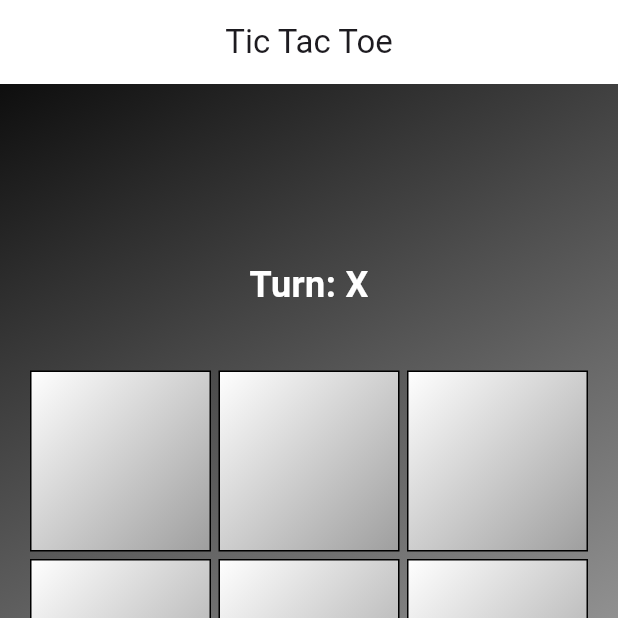
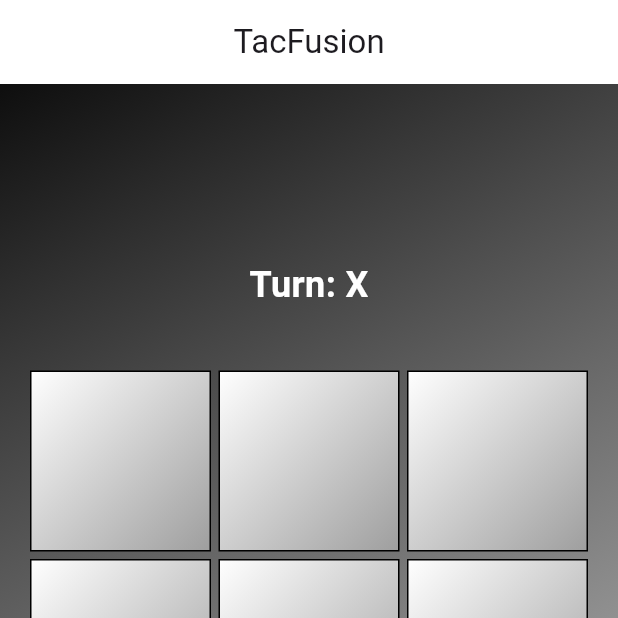
Before and after one commit to Usama0444/tab_game, a Flutter app: the screen it shows after launch, on a phone screen of 412 x 824 dp, the top half of it. Run offline on Flutter 3.47's test engine with Material 3 defaults, Android fonts, the phone set to English and light mode, and no system bars.

Commit message:
all done

```diff
--- a/lib/main.dart
+++ b/lib/main.dart
@@ -14,7 +14,7 @@ class TicTacToeGame extends StatelessWidget {
       home: Scaffold(
         appBar: AppBar(
           backgroundColor: Colors.white,
-          title: const Text("Tic Tac Toe"),
+          title: const Text("TacFusion"),
           centerTitle: true,
         ),
         body: const TicTacToeBoard(),
```
Also changed, not shown: 10 other files.
